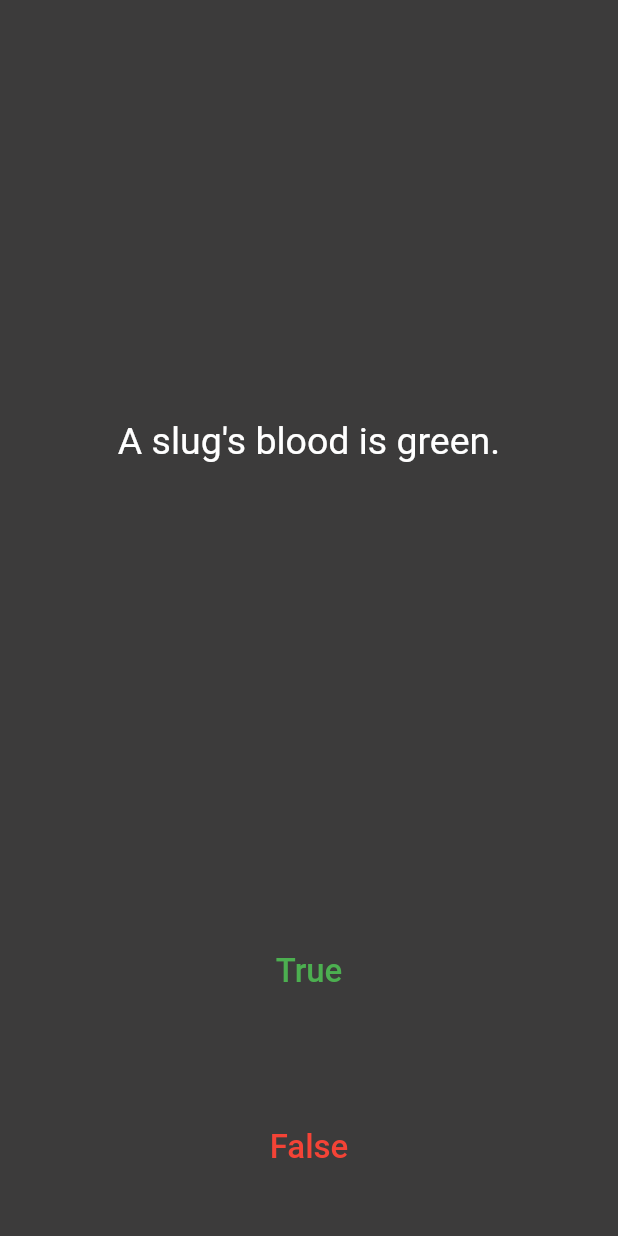
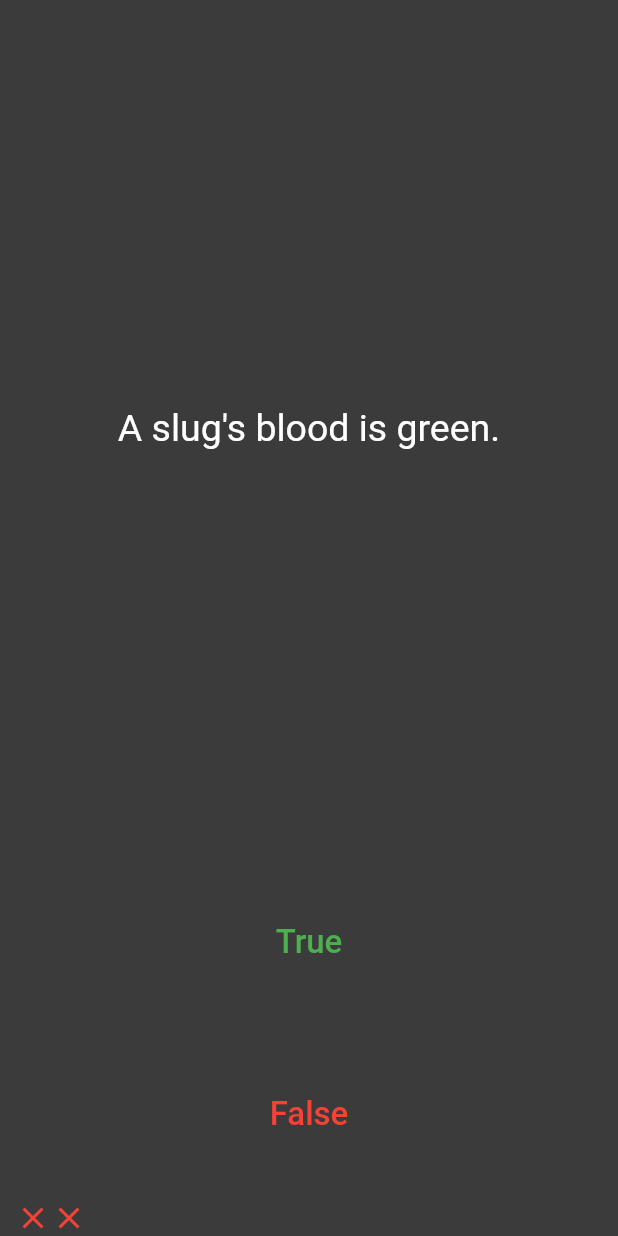
Before and after one commit to ValiiJ/Quizzler, a Flutter app: the screen it shows after launch, after a tap on "True", after a tap on "False", on a phone screen of 412 x 824 dp. Run offline on Flutter 3.47's test engine with Material 2 defaults, Android fonts, the phone set to English and light mode, and no system bars; our stand-ins replace rflutter_alert.

```diff
--- a/lib/main.dart
+++ b/lib/main.dart
@@ -1,5 +1,6 @@
 import 'package:flutter/material.dart';
 import 'quiz_brain.dart';
+import 'package:rflutter_alert/rflutter_alert.dart';
 
 QuizBrain quizBrain = QuizBrain();
 
@@ -36,7 +37,41 @@ class QuizzPage extends StatefulWidget {
 class _QuizzPageState extends State<QuizzPage> {
   List<Widget> scoreKeeper = [];
 
-  int questionsNumber = 0;
+  void checkAnswer(userPickedAnswer) {
+    bool correctAnswer = quizBrain.getCorrectAnswer();
+    setState(() {
+      if (quizBrain.isFinished() == true) {
+        Alert(
+          context: context,
+          title: 'Finished!',
+          desc: 'You\'ve reached the end of the quiz.',
+        ).show();
+
+        quizBrain.reset();
+
+        scoreKeeper = [];
+      } else {
+        if (userPickedAnswer == correctAnswer) {
+          scoreKeeper.add(
+            const Icon(
+              Icons.check,
+              color: Colors.green,
+            ),
+          );
+        } else {
+          scoreKeeper.add(
+            const Icon(
+              Icons.close,
+              color: Colors.red,
+            ),
+          );
+        }
+
+        quizBrain.nextQuestion();
+      }
+    });
+  }
+
   @override
   Widget build(BuildContext context) {
     return Column(
@@ -48,7 +83,7 @@ class _QuizzPageState extends State<QuizzPage> {
             padding: const EdgeInsets.all(10.0),
             child: Center(
               child: Text(
-                quizBrain.questionBank[questionsNumber].questionText,
+                quizBrain.getQuestionText(),
                 textAlign: TextAlign.center,
                 style: const TextStyle(fontSize: 25.0, color: Colors.white),
               ),
@@ -67,18 +102,7 @@ class _QuizzPageState extends State<QuizzPage> {
                 ),
               ),
               onPressed: () {
-                bool correctAnswer =
-                    quizBrain.questionBank[questionsNumber].questionAnswer;
-                if (correctAnswer == true) {
-                  print('User got it right');
-                } else {
-                  print('User got it wrong');
-                }
-
-                setState(() {
-                  questionsNumber++;
-                });
-                print(questionsNumber);
+                checkAnswer(true);
               },
             ),
           ),
@@ -95,17 +119,7 @@ class _QuizzPageState extends State<QuizzPage> {
                 ),
               ),
               onPressed: () {
-                bool correctAnswer =
-                    quizBrain.questionBank[questionsNumber].questionAnswer;
-                if (correctAnswer == false) {
-                  print('User got it right');
-                } else {
-                  print('User got it wrong');
-                }
-                setState(() {
-                  questionsNumber++;
-                });
-                print(questionsNumber);
+                checkAnswer(false);
               },
             ),
           ),
--- a/pubspec.yaml
+++ b/pubspec.yaml
@@ -36,10 +36,12 @@ dependencies:
   # The following adds the Cupertino Icons font to your application.
   # Use with the CupertinoIcons class for iOS style icons.
   cupertino_icons: ^1.0.2
+  rflutter_alert: ^2.0.4
 
 dev_dependencies:
   flutter_test:
     sdk: flutter
+
 
   # The "flutter_lints" package below contains a set of recommended lints to
   # encourage good coding practices. The lint set provided by the package is
```
Also changed, not shown: lib/quiz_brain.dart (+65 -0 lines), pubspec.lock.
